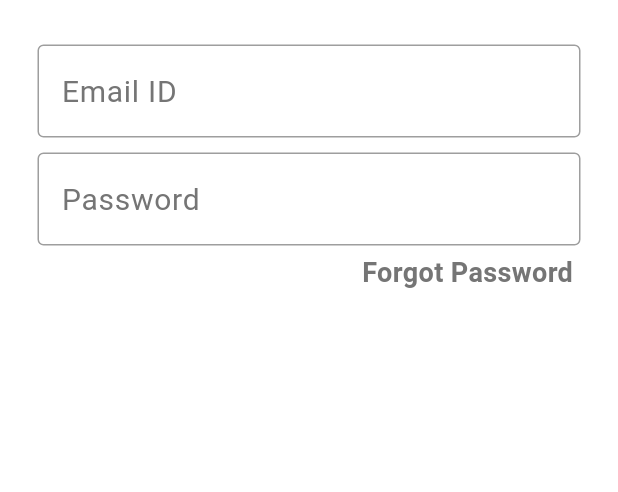
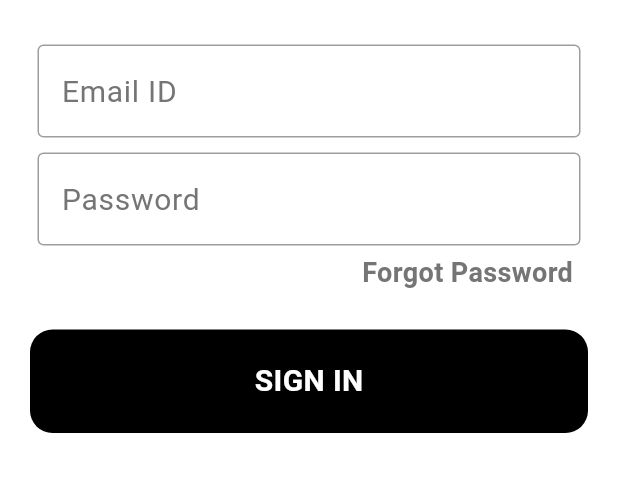
Before and after one commit to HarshanaWAJ/smart_shopping, a Flutter app: the MyHome screen opened directly, on a phone screen of 412 x 824 dp, the part 458-950 px from its top. Run offline on Flutter 3.47's test engine with Material 3 defaults, Android fonts, the phone set to English and light mode, and no system bars; our stand-ins replace introduction_screen.

Commit message:
login button

```diff
--- /dev/null
+++ b/lib/components/my_button.dart
@@ -0,0 +1,32 @@
+import 'package:flutter/material.dart';
+
+class MyButton extends StatelessWidget {
+  const MyButton({super.key, required this.onTap});
+
+  final Function()? onTap;
+
+  @override
+  Widget build(BuildContext context) {
+    return GestureDetector(
+      onTap: onTap,
+      child: Container(
+        margin: const EdgeInsets.symmetric(horizontal: 20.0),
+        padding: const EdgeInsets.all(20.0),
+        decoration: BoxDecoration(
+          color: Colors.black,
+          borderRadius: BorderRadius.circular(15.0),
+        ),
+        child: const Center(
+          child: Text(
+            "SIGN IN",
+            style: TextStyle(
+              color: Colors.white,
+              fontSize: 20.0,
+              fontWeight: FontWeight.bold,
+            ),
+          ),
+        ),
+      ),
+    );
+  }
+}
--- a/lib/screens/home.dart
+++ b/lib/screens/home.dart
@@ -1,5 +1,7 @@
 import 'package:flutter/material.dart';
+import 'package:smart_shopping/components/my_button.dart';
 import 'package:smart_shopping/components/my_text_field.dart';
+import 'dart:developer';
 
 class MyHome extends StatelessWidget {
   MyHome({super.key});
@@ -119,6 +121,14 @@ class MyHome extends StatelessWidget {
                 ),
 
                 //Sign In Button
+                MyButton(
+                  onTap: UserSignIn,
+                ),
+
+                //Divider
+                //
+                //
+                //
               ],
             ),
           ),
@@ -126,4 +136,9 @@ class MyHome extends StatelessWidget {
       ),
     );
   }
+
+  //sign in method
+  void UserSignIn() {
+    log('User clicked SIGN IN button');
+  }
 }
```
